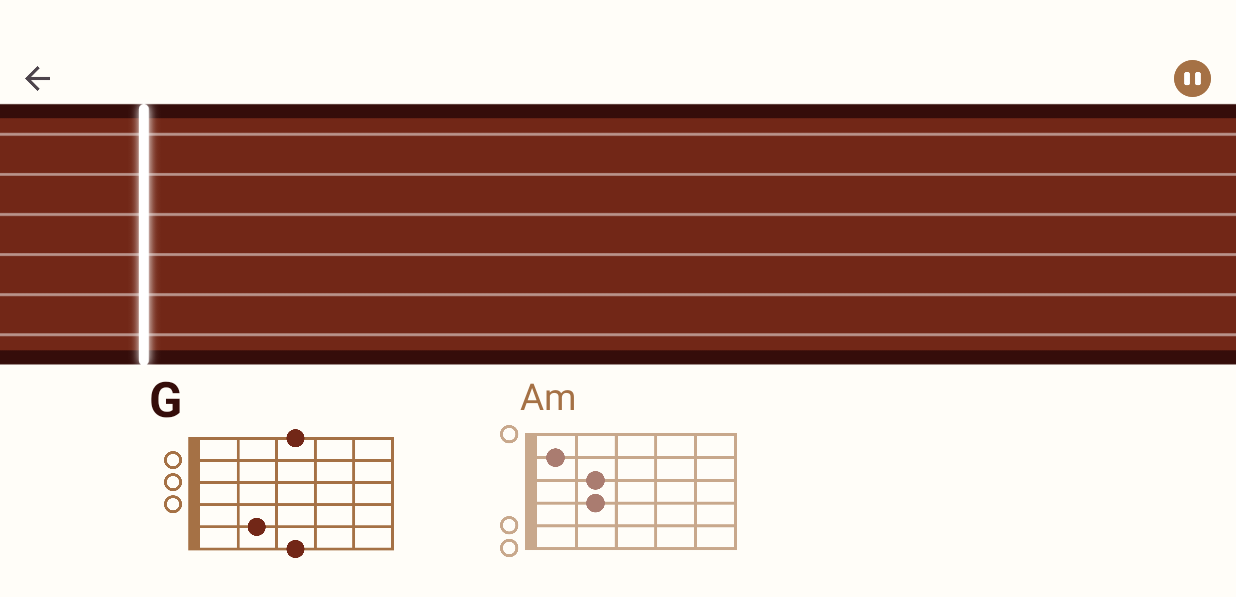
After one commit to github-lily/SSAFY_PickTime, an Android app built with Jetpack Compose: the GamePlayScreen screen opened through its navigation route, on a phone screen of 824 x 412 dp (held sideways). The commit adds this screen. Shown: the top 597 px of the screen. Run offline under Robolectric (Android 15) with nearby library versions, the phone set to English and light mode, and no system bars; our stand-ins replace Dagger/Hilt's generated code; Roboto replaces fonts that are not available here.

Commit message:
Feat: 게임 플레이화면 레이아웃 S12P21B101-214

```diff
--- /dev/null
+++ b/FRONTEND/app/src/main/java/com/example/picktimeapp/ui/game/play/GamePlayScreen.kt
@@ -0,0 +1,222 @@
+package com.example.picktimeapp.ui.game.play
+
+import androidx.compose.foundation.Image
+import androidx.compose.foundation.clickable
+import androidx.compose.foundation.layout.*
+import androidx.compose.material3.AlertDialog
+import androidx.compose.material3.MaterialTheme
+import androidx.compose.material3.Text
+import androidx.compose.runtime.Composable
+import androidx.compose.runtime.getValue
+import androidx.compose.runtime.mutableStateOf
+import androidx.compose.runtime.remember
+import androidx.compose.ui.Alignment
+import androidx.compose.ui.Modifier
+import androidx.compose.ui.draw.alpha
+import androidx.compose.ui.draw.scale
+import androidx.compose.ui.graphics.Color
+import androidx.compose.ui.res.painterResource
+import androidx.compose.ui.text.font.FontWeight
+import androidx.compose.ui.unit.Dp
+import androidx.compose.ui.unit.dp
+import androidx.compose.ui.unit.sp
+import androidx.navigation.NavController
+import com.example.picktimeapp.R
+import com.example.picktimeapp.ui.theme.Brown40
+import com.example.picktimeapp.ui.theme.Brown80
+
+@Composable
+fun GamePlayScreen(navController: NavController) {
+
+    // 현재 멈춤을 눌렀는지 안눌렀는지 확인할 변수
+    val (showPauseDialog, setShowPauseDialog) = remember { mutableStateOf(false) }
+
+    BoxWithConstraints (
+        modifier = Modifier
+            .fillMaxWidth()
+            // 위에 여백
+            .padding(top = 40.dp, bottom = 40.dp)
+    ){
+        val screenWidth = maxWidth
+        val screenHeight = maxHeight
+
+        Column (modifier = Modifier.fillMaxSize()) {
+
+            // 상단
+            TopBar(
+                //popBackStack 은 뒤로갈 수 있음
+                onBackClick = {navController.popBackStack()},
+                //클릭하면 팝업창을 보여줍니다.
+                onPauseClick = { setShowPauseDialog(true)},
+                screenWidth = screenWidth
+            )
+
+            GuitarImage(
+                imageRes = R.drawable.guitar_neck,
+                screenWidth = screenWidth,
+                screenHeight = screenHeight
+            )
+
+            Box(modifier = Modifier
+                .fillMaxSize()
+            ) {
+                ChordSection(
+                    modifier = Modifier
+                        .align(Alignment.TopCenter)
+                        .padding(end = screenWidth * 0.3f),
+                    imageSize = screenWidth * 0.25f,
+                    screenWidth = screenWidth
+                )
+            }
+            if (showPauseDialog) {
+                PauseDialog(
+                    onDismiss = { setShowPauseDialog(false) },
+                    onExit = {
+                        setShowPauseDialog(false)
+                        // TODO: 나가기 처리 (예: navController.popBackStack())
+                    }
+                )
+            }
+        }
+    }
+}
+
+
+// 위에 상단 버튼
+@Composable
+fun TopBar(
+    onBackClick: () -> Unit,
+    onPauseClick: () -> Unit,
+    screenWidth: Dp
+) {
+    Row(
+        modifier = Modifier
+            .fillMaxWidth()
+            .padding(horizontal = screenWidth * 0.02f),
+        horizontalArrangement = Arrangement.SpaceBetween,
+        verticalAlignment = Alignment.CenterVertically
+    ) {
+        // 뒤로 가기 버튼
+        Image(
+            painter = painterResource(id = R.drawable.back_icon), // ← 여기에 뒤로가기 이미지 아이콘 넣기
+            contentDescription = "Back",
+            modifier = Modifier
+                .size(screenWidth * 0.02f)
+                .clickable { onBackClick() }
+        )
+
+        // 멈춤 버튼
+        Image(
+            painter = painterResource(id = R.drawable.pause_btn),
+            contentDescription = "Pause",
+            modifier = Modifier
+                .size(screenWidth * 0.03f)
+                .clickable { onPauseClick() }
+        )
+    }
+}
+
+
+// 기타 넥 이미지
+@Composable
+fun GuitarImage(imageRes: Int, screenWidth: Dp, screenHeight: Dp) {
+    Image(
+        painter = painterResource(id = imageRes),
+        contentDescription = "Guitar Neck",
+        modifier = Modifier
+            .offset(x = -screenWidth * 0.1f)   // 왼쪽으로 조금 이동
+            .height(screenHeight * 0.55f)
+            .scale(1.8f)
+    )
+}
+
+// 코드 나오는 부분
+@Composable
+fun ChordSection(modifier: Modifier = Modifier, imageSize: Dp, screenWidth: Dp) {
+    Row(
+        modifier = modifier,
+    ) {
+        // 왼쪽 코드
+        ChordBlock(
+            title = "G",
+            imageRes = R.drawable.code_g,
+            imageSize = imageSize,
+            titleColor = Brown80,
+            isHighlighted = true,
+            screenWidth = screenWidth
+        )
+        Spacer(modifier = Modifier.width(screenWidth * 0.05f))
+        ChordBlock(
+            title = "Am",
+            imageRes = R.drawable.code_am,
+            imageSize = imageSize * 0.8f,
+            titleColor = Brown40,
+            alpha = 0.6f,
+            screenWidth = screenWidth
+        )
+        // 여기에다가 사용자 영상 띄우기!!
+    }
+}
+
+
+@Composable
+fun ChordBlock(
+    title: String,
+    imageRes: Int,
+    imageSize: Dp,
+    titleColor: Color,
+    alpha: Float = 1.0f,
+    isHighlighted: Boolean = false,
+    screenWidth: Dp
+) {
+    val fontSize = if (isHighlighted) (screenWidth * 0.04f).value.sp else (screenWidth * 0.03f).value.sp
+
+    Column(horizontalAlignment = Alignment.Start) {
+        Text(
+            text = title,
+            modifier = Modifier.padding(start = screenWidth * 0.02f),
+            style = MaterialTheme.typography.headlineMedium.copy(
+                fontSize = fontSize,
+                fontWeight = if (isHighlighted) FontWeight.Bold else FontWeight.Normal
+            ),
+            color = titleColor
+
+        )
+        Image(
+            painter = painterResource(id = imageRes),
+            contentDescription = "Chord Diagram: $title",
+            modifier = Modifier
+                .size(imageSize)
+                .alpha(alpha)
+        )
+    }
+}
+
+// 팝업창
+@Composable
+fun PauseDialog(
+    onDismiss: () -> Unit,
+    onExit: () -> Unit
+) {
+    AlertDialog(
+        onDismissRequest = { onDismiss() },
+        title = { Text("일시정지") },
+        text = { Text("게임을 계속하시겠습니까?") },
+        confirmButton = {
+            Text(
+                text = "계속하기",
+                modifier = Modifier
+                    .padding(8.dp)
+                    .clickable { onDismiss() }
+            )
+        },
+        dismissButton = {
+            Text(
+                text = "종료하기",
+                modifier = Modifier
+                    .padding(8.dp)
+                    .clickable { onExit() }
+            )
+        }
+    )
+}
--- a/FRONTEND/app/src/main/java/com/example/picktimeapp/ui/nav/AppNavGraph.kt
+++ b/FRONTEND/app/src/main/java/com/example/picktimeapp/ui/nav/AppNavGraph.kt
@@ -12,6 +12,7 @@ import com.example.picktimeapp.ui.signup.SignupViewModel
 import com.example.picktimeapp.ui.welcome.WelcomeScreen
 import com.example.picktimeapp.ui.guitarposition.GuitarPositionScreen
 import com.example.picktimeapp.ui.game.GameModeScreen
+import com.example.picktimeapp.ui.game.play.GamePlayScreen
 import com.example.picktimeapp.ui.mypage.MyPageScreen
 import com.example.picktimeapp.ui.mypage.MyPageViewModel
 import com.example.picktimeapp.ui.mypage.EditNicknameScreen
@@ -30,7 +31,9 @@ object Routes {
     const val PASSWORD_CHECK = "passwordCheck"
     const val GUITAR_POSITION = "guitarposition"
     const val GAME = "game"
+    const val GAME_PLAY = "gameplay"
     const val GUITAR_TUNNING = "guitartunning"
+
 }
 
 @Composable
@@ -131,12 +134,24 @@ fun AppNavGraph() {
 
         // 🔥 Game Mode 🔥
         composable(Routes.GAME) {
-            GameModeScreen()
+            GameModeScreen(navController)
         }
+
+        // Game Play Screen
+        composable(Routes.GAME_PLAY){
+            GamePlayScreen(navController)
+        }
+        // 뭐 받아올 때 예시코드 --지우지 마시오!!!--
+//        composable("${Routes.GAME_PLAY}/{title}") { backStackEntry ->
+//            val title = backStackEntry.arguments?.getString("title") ?: ""
+//            GamePlayScreen(navController = navController, title = title)
+//        }
+
 
         // 🔥 Tunning Mode 🔥
         composable(Routes.GUITAR_TUNNING) {
             TunningScreen()
         }
+
     }
 }
```
Also changed, not shown: FRONTEND/app/src/main/java/com/example/picktimeapp/ui/game/GameModeScreen.kt (+7 -9 lines), FRONTEND/app/src/main/res/drawable/back_icon.png (added), FRONTEND/app/src/main/res/drawable/pause_btn.png (added).
